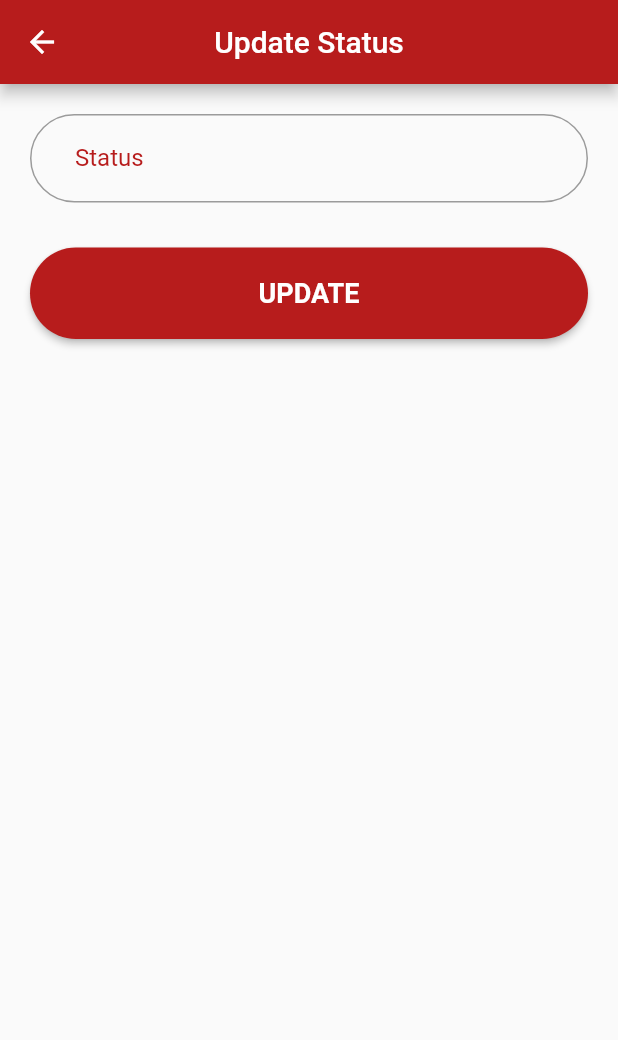
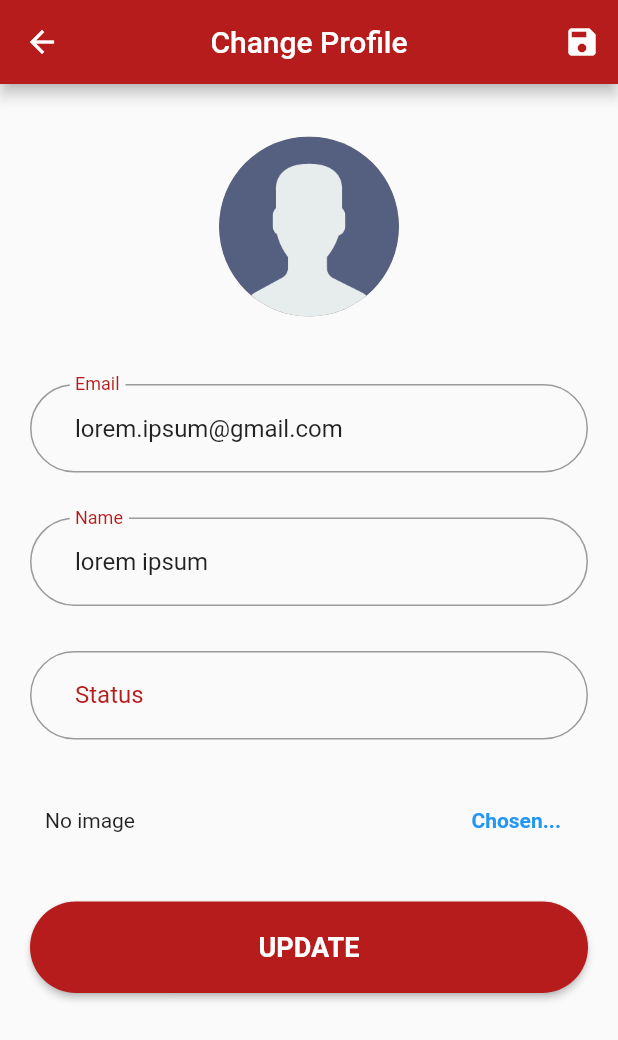
Before and after one commit to mrthikl/chat_app_flutter, a Flutter app: the screen it shows after launch, on a phone screen of 412 x 824 dp. Shown: the top 1040 px of the screen. Run offline on Flutter 3.47's test engine with Material 2 defaults, Android fonts, the phone set to English and light mode, and no system bars; our stand-ins replace firebase_core, get, introduction_screen, lottie; accounts and stored records are empty.

Commit message:
build change profile screen

```diff
--- /dev/null
+++ b/lib/app/modules/change_profile/bindings/change_profile_binding.dart
@@ -0,0 +1,12 @@
+import 'package:get/get.dart';
+
+import '../controllers/change_profile_controller.dart';
+
+class ChangeProfileBinding extends Bindings {
+  @override
+  void dependencies() {
+    Get.lazyPut<ChangeProfileController>(
+      () => ChangeProfileController(),
+    );
+  }
+}
--- /dev/null
+++ b/lib/app/modules/change_profile/controllers/change_profile_controller.dart
@@ -0,0 +1,24 @@
+import 'package:flutter/material.dart';
+import 'package:get/get.dart';
+
+class ChangeProfileController extends GetxController {
+  late TextEditingController emailController;
+  late TextEditingController nameController;
+  late TextEditingController statusController;
+
+  @override
+  void onInit() {
+    emailController = TextEditingController(text: "lorem.ipsum@gmail.com");
+    nameController = TextEditingController(text: "lorem ipsum");
+    statusController = TextEditingController();
+    super.onInit();
+  }
+
+  @override
+  void onClose() {
+    emailController.dispose();
+    nameController.dispose();
+    statusController.dispose();
+    super.onClose();
+  }
+}
--- /dev/null
+++ b/lib/app/modules/change_profile/views/change_profile_view.dart
@@ -0,0 +1,132 @@
+import 'package:flutter/material.dart';
+
+import 'package:get/get.dart';
+
+import '../controllers/change_profile_controller.dart';
+
+class ChangeProfileView extends GetView<ChangeProfileController> {
+  const ChangeProfileView({Key? key}) : super(key: key);
+  @override
+  Widget build(BuildContext context) {
+    return Scaffold(
+      appBar: AppBar(
+        backgroundColor: Colors.red[900],
+        leading: IconButton(
+            onPressed: () => Get.back(), icon: Icon(Icons.arrow_back)),
+        title: const Text('Change Profile'),
+        centerTitle: true,
+        actions: [IconButton(onPressed: () {}, icon: Icon(Icons.save))],
+      ),
+      body: Padding(
+        padding: const EdgeInsets.all(20.0),
+        child: ListView(children: [
+          Container(
+            child: Column(children: [
+              Container(
+                margin: EdgeInsets.all(15),
+                width: 120,
+                height: 120,
+                decoration: BoxDecoration(
+                    color: Colors.black38,
+                    borderRadius: BorderRadius.circular(100),
+                    image: DecorationImage(
+                        image: AssetImage("assets/logo/noimage.png"),
+                        fit: BoxFit.cover)),
+              ),
+            ]),
+          ),
+          SizedBox(
+            height: 30,
+          ),
+          TextField(
+            controller: controller.emailController,
+            cursorColor: Colors.red[900],
+            decoration: InputDecoration(
+                labelText: "Email",
+                labelStyle: TextStyle(color: Colors.red[900]),
+                border: OutlineInputBorder(
+                    borderRadius: BorderRadius.circular(100)),
+                focusedBorder: OutlineInputBorder(
+                    borderRadius: BorderRadius.circular(100),
+                    borderSide: BorderSide(color: Colors.red.shade900)),
+                contentPadding:
+                    EdgeInsets.symmetric(horizontal: 30, vertical: 20)),
+          ),
+          SizedBox(
+            height: 30,
+          ),
+          TextField(
+            controller: controller.nameController,
+            cursorColor: Colors.red[900],
+            decoration: InputDecoration(
+                labelText: "Name",
+                labelStyle: TextStyle(color: Colors.red[900]),
+                border: OutlineInputBorder(
+                    borderRadius: BorderRadius.circular(100)),
+                focusedBorder: OutlineInputBorder(
+                    borderRadius: BorderRadius.circular(100),
+                    borderSide: BorderSide(color: Colors.red.shade900)),
+                contentPadding:
+                    EdgeInsets.symmetric(horizontal: 30, vertical: 20)),
+          ),
+          SizedBox(
+            height: 30,
+          ),
+          TextField(
+            controller: controller.statusController,
+            cursorColor: Colors.red[900],
+            decoration: InputDecoration(
+                labelText: "Status",
+                labelStyle: TextStyle(color: Colors.red[900]),
+                border: OutlineInputBorder(
+                    borderRadius: BorderRadius.circular(100)),
+                focusedBorder: OutlineInputBorder(
+                    borderRadius: BorderRadius.circular(100),
+                    borderSide: BorderSide(color: Colors.red.shade900)),
+                contentPadding:
+                    EdgeInsets.symmetric(horizontal: 30, vertical: 20)),
+          ),
+          SizedBox(
+            height: 30,
+          ),
+          Padding(
+            padding: const EdgeInsets.symmetric(horizontal: 10),
+            child: Row(
+              mainAxisAlignment: MainAxisAlignment.spaceBetween,
+              children: [
+                Text("No image"),
+                TextButton(
+                    onPressed: () {},
+                    child: Text(
+                      "Chosen...",
+                      style: TextStyle(fontWeight: FontWeight.bold),
+                    ))
+              ],
+            ),
+          ),
+          SizedBox(
+            height: 30,
+          ),
+          Container(
+            width: Get.width,
+            child: ElevatedButton(
+              style: ElevatedButton.styleFrom(
+                  primary: Colors.red[900],
+                  shape: RoundedRectangleBorder(
+                      borderRadius: BorderRadius.circular(100)),
+                  padding: EdgeInsets.symmetric(horizontal: 30, vertical: 20)),
+              onPressed: () {},
+              child: Text(
+                'Update'.toUpperCase(),
+                style: TextStyle(
+                    color: Colors.white,
+                    fontSize: 18,
+                    fontWeight: FontWeight.bold),
+              ),
+            ),
+          ),
+        ]),
+      ),
+    );
+  }
+}
--- a/lib/app/routes/app_pages.dart
+++ b/lib/app/routes/app_pages.dart
@@ -1,5 +1,7 @@
 import 'package:get/get.dart';
 
+import '../modules/change_profile/bindings/change_profile_binding.dart';
+import '../modules/change_profile/views/change_profile_view.dart';
 import '../modules/chat_room/bindings/chat_room_binding.dart';
 import '../modules/chat_room/views/chat_room_view.dart';
 import '../modules/home/bindings/home_binding.dart';
@@ -56,5 +58,10 @@ class AppPages {
       page: () => const UpdateStatusView(),
       binding: UpdateStatusBinding(),
     ),
+    GetPage(
+      name: _Paths.CHANGE_PROFILE,
+      page: () => const ChangeProfileView(),
+      binding: ChangeProfileBinding(),
+    ),
   ];
 }
--- a/lib/app/routes/app_routes.dart
+++ b/lib/app/routes/app_routes.dart
@@ -10,6 +10,7 @@ abstract class Routes {
   static const CHAT_ROOM = _Paths.CHAT_ROOM;
   static const SEARCH = _Paths.SEARCH;
   static const UPDATE_STATUS = _Paths.UPDATE_STATUS;
+  static const CHANGE_PROFILE = _Paths.CHANGE_PROFILE;
 }
 
 abstract class _Paths {
@@ -21,4 +22,5 @@ abstract class _Paths {
   static const CHAT_ROOM = '/chat-room';
   static const SEARCH = '/search';
   static const UPDATE_STATUS = '/update-status';
+  static const CHANGE_PROFILE = '/change-profile';
 }
--- a/lib/main.dart
+++ b/lib/main.dart
@@ -30,7 +30,7 @@ class MyApp extends StatelessWidget {
           return GetMaterialApp(
             debugShowCheckedModeBanner: false,
             title: "Chat App",
-            initialRoute: Routes.UPDATE_STATUS,
+            initialRoute: Routes.CHANGE_PROFILE,
             getPages: AppPages.routes,
           );
           // return FutureBuilder(
```
